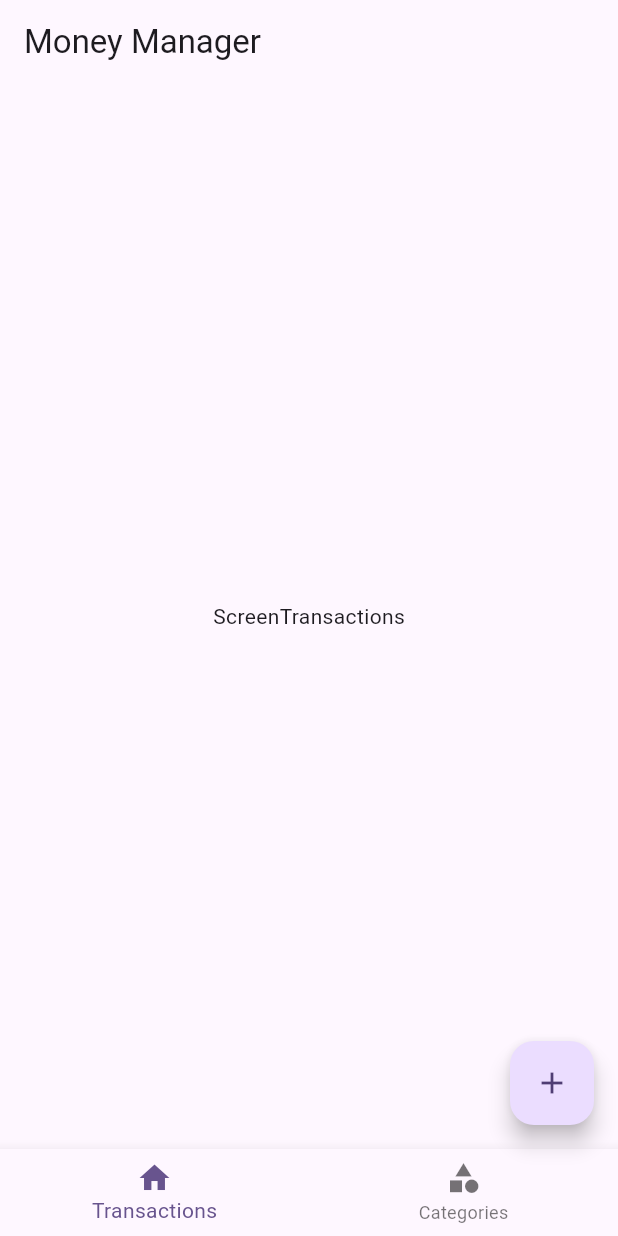
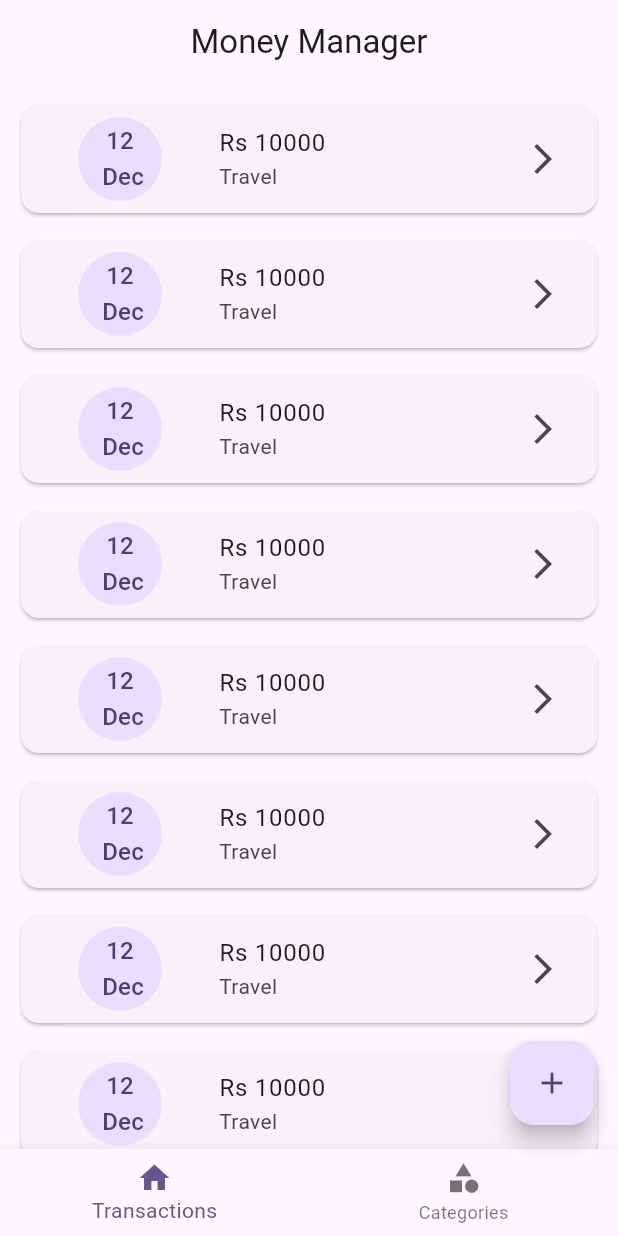
Before and after one commit to sacrilegioushero220/Personal_Money_Management_App, a Flutter app: the screen it shows after launch, on a phone screen of 412 x 824 dp. Run offline on Flutter 3.47's test engine with Material 2 defaults, Android fonts, the phone set to English and light mode, and no system bars.

Commit message:
Transactions page completed

```diff
--- a/lib/screens/home/screen_home.dart
+++ b/lib/screens/home/screen_home.dart
@@ -13,7 +13,7 @@ class ScreenHome extends StatelessWidget {
   Widget build(BuildContext context) {
     return Scaffold(
         appBar: AppBar(
-          title: const Text("Money Manager"),
+          title: const Center(child: Text("Money Manager")),
         ),
         bottomNavigationBar: const MoneyManagerBottomNavigation(),
         body: SafeArea(
--- a/lib/screens/transactions/screen_transactions.dart
+++ b/lib/screens/transactions/screen_transactions.dart
@@ -5,8 +5,27 @@ class ScreenTransactions extends StatelessWidget {
 
   @override
   Widget build(BuildContext context) {
-    return const Center(
-      child: Text('ScreenTransactions'),
-    );
+    return ListView.separated(
+        padding: const EdgeInsets.all(10),
+        itemBuilder: (BuildContext, int) {
+          return const Card(
+            child: ListTile(
+              leading: CircleAvatar(
+                radius: 50,
+                child: Text(
+                  "12 \n Dec",
+                  textAlign: TextAlign.center,
+                ),
+              ),
+              title: Text("Rs 10000"),
+              subtitle: Text("Travel"),
+              trailing: Icon(Icons.arrow_forward_ios),
+            ),
+          );
+        },
+        separatorBuilder: (BuildContext context, int index) => const SizedBox(
+              height: 10,
+            ),
+        itemCount: 10);
   }
 }
```
